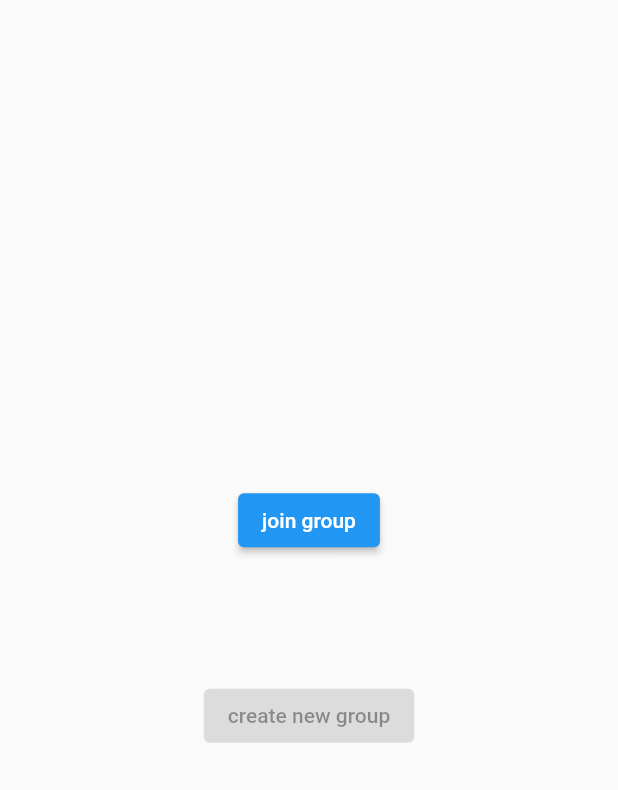
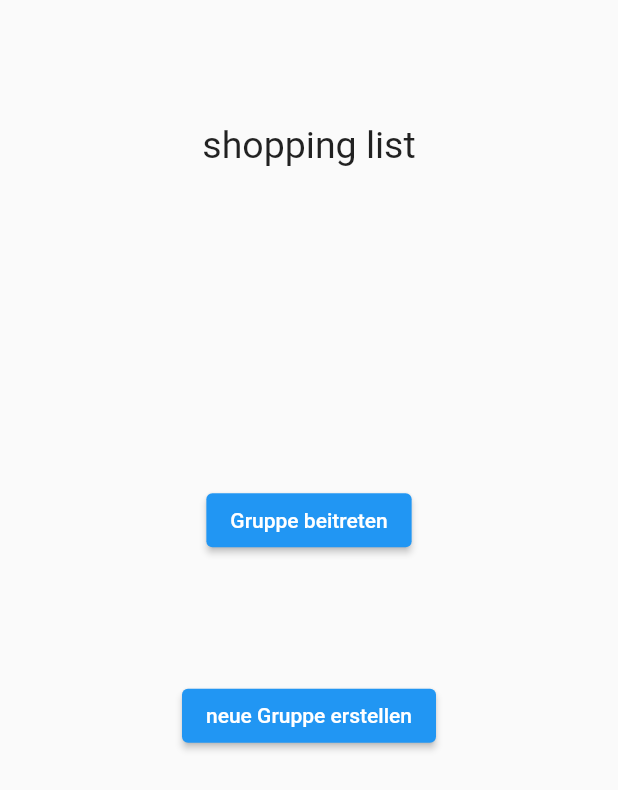
Before and after one commit to JustMohr/GlobalFamilyShoppingList, a Flutter app: the screen it shows after launch, on a phone screen of 412 x 824 dp. Shown: the top 790 px of the screen. Run offline on Flutter 3.47's test engine with Material 2 defaults, Android fonts, the phone set to English and light mode, and no system bars; our stand-ins replace cloud_firestore, connectivity_plus, firebase_core, shared_preferences; accounts and stored records are empty.

Commit message:
login without check if user exist

```diff
--- a/lib/Database.dart
+++ b/lib/Database.dart
@@ -0,0 +1,23 @@
+
+import 'package:cloud_firestore/cloud_firestore.dart';
+import 'package:flutter/material.dart';
+
+class DatabaseService{
+
+  String groupID;
+  DatabaseService(this.groupID);
+
+  final collectionReference = FirebaseFirestore.instance.collection('groups');
+
+  static Future<String> generateNewGroupID() async{
+    return FirebaseFirestore.instance.collection('groups').doc().id;
+  }
+
+  Future checkIfUserExists() async{
+    if((await collectionReference.doc(groupID).get()).exists)
+      return true;
+    else
+      return false;
+  }
+
+}
--- /dev/null
+++ b/lib/LoginPage.dart
@@ -0,0 +1,195 @@
+import 'package:connectivity_plus/connectivity_plus.dart';
+import 'package:flutter/material.dart';
+import 'package:flutter/services.dart';
+import 'package:gloabal_shopping_list/ActivityPage.dart';
+import 'package:gloabal_shopping_list/Database.dart';
+import 'package:shared_preferences/shared_preferences.dart';
+
+class LoginPage extends StatefulWidget {
+  const LoginPage({Key? key}) : super(key: key);
+
+  @override
+  State<LoginPage> createState() => _LoginPageState();
+}
+
+class _LoginPageState extends State<LoginPage> {
+
+  final TextEditingController textEditingController = TextEditingController();
+
+  bool isJoinClicked = false;
+  bool isNewGroupClicked = false;
+
+  late String groupID;
+
+  @override
+  Widget build(BuildContext context) {
+
+    final bool isKeyboard = MediaQuery.of(context).viewInsets.bottom != 0;
+
+    return Scaffold(
+      body: SafeArea(
+        child: Stack(
+          children: [
+            if(isJoinClicked)...[
+              Header('Gruppe beitreten', isKeyboard),
+              Center(
+                child: Column(
+                  mainAxisAlignment: MainAxisAlignment.center,
+                  children: [
+                    SizedBox(
+                      width: MediaQuery.of(context).size.width * 0.5,
+                      child: TextField(
+                        controller: textEditingController,
+                        textAlign: TextAlign.center,
+                        maxLines: 1,
+                        decoration: InputDecoration(
+                            isDense: true
+                        ),
+                      ),
+                    ),
+                    SizedBox(height: 25,),
+                    ElevatedButton(
+                        child: Icon(Icons.check_sharp),
+                        onPressed: joinGroupLogic
+                    ),
+                    ElevatedButton(
+                      child: Text('abbrechen'),
+                      onPressed: ()=> setState(() {
+                        isJoinClicked = false;
+                        isNewGroupClicked = false;
+                      }),
+                    ),
+                  ],
+                ),
+              ),
+            ]else if(isNewGroupClicked)...[
+              Header('neue Gruppe erstellen?', isKeyboard),
+              Center(
+                child: Column(
+                  mainAxisAlignment: MainAxisAlignment.center,
+                  children: [
+                    Row(mainAxisAlignment: MainAxisAlignment.center,children: [
+                      Text('ID:  $groupID'),
+                      SizedBox(width: 15,),
+                      InkWell(child: Icon(Icons.content_copy), onTap: (){
+                        Clipboard.setData(ClipboardData(text: '$groupID'));
+                        ScaffoldMessenger.of(context).showSnackBar(SnackBar(
+                          content: Text("ID In Zwischenablage kopiert"),
+                        ));
+                      },)
+                    ],),
+                    SizedBox(height: 25,),
+                    ElevatedButton(
+                      child: Icon(Icons.check_sharp),
+                      onPressed: createRoomLogic,
+                    ),
+                    ElevatedButton(
+                      child: Text('abbrechen'),
+                      onPressed: ()=> setState(() {
+                        isJoinClicked = false;
+                        isNewGroupClicked = false;
+                      }),
+                    ),
+                  ],
+                ),
+              ),
+            ]else...[
+              Header('shopping list', isKeyboard),
+              Center(
+                child: Column(
+                  mainAxisAlignment: MainAxisAlignment.center,
+                  children: [
+                    ElevatedButton(
+                      child: Text('Gruppe beitreten'),
+                      onPressed: ()=> setState(() {
+                        isJoinClicked = true;
+                        isNewGroupClicked = false;
+                      }),
+                    ),
+                    SizedBox(height: MediaQuery.of(context).size.height * 0.1,),
+                    ElevatedButton(
+                        child: Text('neue Gruppe erstellen'),
+                        onPressed: ()async {
+                          groupID = await DatabaseService.generateNewGroupID();
+
+                          setState(() {
+                            isNewGroupClicked = true;
+                            isJoinClicked = false;
+                          });
+                        }
+                    ),
+                  ],
+                ),
+              ),
+            ],
+          ],
+        ),
+      ),
+    );
+  }
+
+  Widget Header(String title, bool isKeyboard){
+    return Align(
+      alignment: Alignment.topCenter,
+      child: Column(
+        children: [
+          (isKeyboard == false)? SizedBox(height: MediaQuery.of(context).size.height * 0.1,) : SizedBox(height: 20,),
+          Text(
+            title,
+            style: TextStyle(fontSize: 25),
+          )
+        ],
+      ),
+    );
+  }
+
+  void joinGroupLogic() async{
+
+    groupID = textEditingController.text;
+
+    if(groupID.isEmpty){
+      ScaffoldMessenger.of(context).showSnackBar(SnackBar(
+        content: Text('Gültige ID eingeben!'),
+      ));
+      return;
+    }
+    if(await Connectivity().checkConnectivity() == ConnectivityResult.none){
+      ScaffoldMessenger.of(context).showSnackBar(SnackBar(
+        content: Text('Überprüfe deine Internetverbindung!'),
+      ));
+      return;
+    }
+
+    FocusScope.of(context).requestFocus(new FocusNode());
+
+    if(await DatabaseService(groupID).checkIfUserExists()){
+      final prefs = await SharedPreferences.getInstance();
+      prefs.setString('userID_SharedPrefs', textEditingController.text);
+
+      Navigator.pushReplacement(context, MaterialPageRoute(builder: (context)=> ActivityPage(groupID)));
+
+    }else{
+      ScaffoldMessenger.of(context).showSnackBar(SnackBar(
+        content: Text('Fehler, Überprüfe die ID!'),
+      ));
+    }
+
+  }
+
+  void createRoomLogic() async{
+
+    if(await Connectivity().checkConnectivity() == ConnectivityResult.none){
+      ScaffoldMessenger.of(context).showSnackBar(SnackBar(
+        content: Text('Überprüfe deine Internetverbindung!'),
+      ));
+      return;
+    }
+
+    final prefs = await SharedPreferences.getInstance();
+    prefs.setString('userID_SharedPrefs', groupID);
+    print('object');
+    //loged in
+    Navigator.pushReplacement(context, MaterialPageRoute(builder: (context)=> ActivityPage(groupID)));
+
+  }
+}
--- a/lib/main.dart
+++ b/lib/main.dart
@@ -1,8 +1,9 @@
-import 'package:cloud_firestore/cloud_firestore.dart';
 import 'package:firebase_core/firebase_core.dart';
 import 'package:flutter/material.dart';
+import 'package:gloabal_shopping_list/ActivityPage.dart';
 import 'package:shared_preferences/shared_preferences.dart';
 
+import 'LoginPage.dart';
 import 'firebase_options.dart';
 
 void main() async{
@@ -26,69 +27,7 @@ class MyApp extends StatelessWidget {
   @override
   Widget build(BuildContext context) {
     return MaterialApp(
-      home: (loginID != null)? Text('no data') : LoginPage(),
+      home: (loginID == null) ? LoginPage() : ActivityPage(loginID!),
     );
   }
 }
-
-
-class LoginPage extends StatefulWidget {
-  const LoginPage({Key? key}) : super(key: key);
-
-  @override
-  State<LoginPage> createState() => _LoginPageState();
-}
-
-class _LoginPageState extends State<LoginPage> {
-  @override
-  Widget build(BuildContext context) {
-    return Scaffold(
-      body: SafeArea(
-        child: Center(
-          child: Column(
-            mainAxisSize: MainAxisSize.min,
-            mainAxisAlignment: MainAxisAlignment.center,
-            crossAxisAlignment: CrossAxisAlignment.center,
-            children: [
-              ElevatedButton(
-                child: Text('join group'),
-                onPressed: (){},
-              ),
-              SizedBox(height: MediaQuery.of(context).size.height * 0.1,),
-              ElevatedButton(
-                child: Text('create new group'),
-                onPressed: () async{
-                  final docUser = FirebaseFirestore.instance.collection('collection').doc();
-                  await
-                },
-              )
-            ],
-          ),
-        ),
-      ),
-    );
-  }
-
-
-  Widget newGroupButton(){
-
-    return Column(
-      children: [
-        OutlinedButton(
-          child: Text('create new group'),
-          style: ButtonStyle(
-            foregroundColor: MaterialStateProperty.resolveWith( (state)=> Colors.red),
-          ),
-          onPressed: (){},
-        ),
-        Row(mainAxisAlignment: MainAxisAlignment.center,children: [Text('id:'), SizedBox(width: 10,), Icon(Icons.content_copy)],),
-        ElevatedButton(
-          child: Icon(Icons.check_sharp),
-          onPressed: (){},
-        )
-      ]
-    );
-  }
-
-
-}
--- a/pubspec.yaml
+++ b/pubspec.yaml
@@ -41,6 +41,7 @@ dependencies:
 
   #other
   shared_preferences: ^2.0.15
+  connectivity_plus: ^2.3.6+1
 
 dev_dependencies:
   flutter_test:
```
Also changed, not shown: lib/ActivityPage.dart (added, +33 -0 lines), pubspec.lock.
